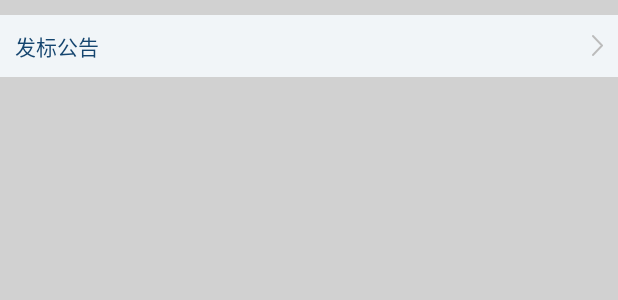
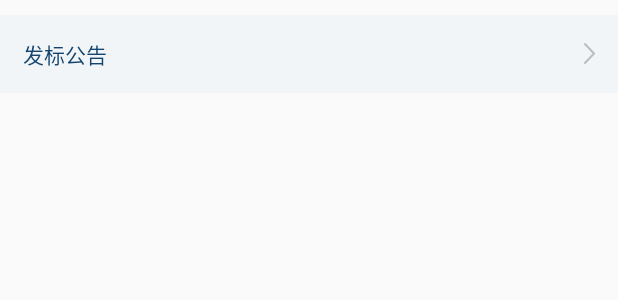
Before and after one commit to fireshort/rongkedai_web_app, an Android app: the layout project_notice_list_item.xml on its own in the app's theme, with its tools: preview values and no code run, on a phone screen of 412 x 824 dp. Shown: the top 300 px of the screen. Run offline under Robolectric (Android 15) with nearby library versions, the light colour scheme and no system bars.

Commit message:
change to native style.

```diff
--- a/app/src/main/java/com/rongkedai/ui/ProjectNoticeListActivity.java
+++ b/app/src/main/java/com/rongkedai/ui/ProjectNoticeListActivity.java
@@ -176,6 +176,7 @@ public class ProjectNoticeListActivity extends Activity
             listView.smoothScrollToPosition(0);
 
             ptrFrame.refreshComplete();
+            new LoadMoreTask().execute();
         }
     }
 
--- a/app/src/main/res/layout/project_list.xml
+++ b/app/src/main/res/layout/project_list.xml
@@ -16,8 +16,6 @@
                 android:drawSelectorOnTop="true"
                 android:scrollbarStyle="outsideOverlay"
                 android:clipToPadding="false"
-                android:paddingLeft="16dp"
-                android:paddingRight="16dp"
                 android:paddingBottom="20dp"
                 android:numColumns="1"
                 android:stretchMode="columnWidth"
--- a/app/src/main/res/layout/project_notice_list_item.xml
+++ b/app/src/main/res/layout/project_notice_list_item.xml
@@ -1,12 +1,6 @@
 <?xml version="1.0" encoding="utf-8"?>
 
-<LinearLayout xmlns:android="http://schemas.android.com/apk/res/android"
-              xmlns:app="http://schemas.android.com/apk/res-auto"
-              android:orientation="vertical"
-              android:layout_width="match_parent"
-              android:layout_height="match_parent"
-              android:background="#d1d1d1"
-        >
+
 <LinearLayout xmlns:android="http://schemas.android.com/apk/res/android"
               android:orientation="vertical"
               android:layout_width="match_parent"
@@ -24,8 +18,7 @@
             android:text="发标公告"
             android:layout_width="match_parent"
             android:layout_height="wrap_content"
-            android:padding="10dp"
+            android:padding="15dp"
             android:drawableRight="@drawable/right_arrow"
             />
 </LinearLayout>
-</LinearLayout>
```
Also changed, not shown: app/src/main/res/layout/project_list_item.xml (+7 -6 lines).
